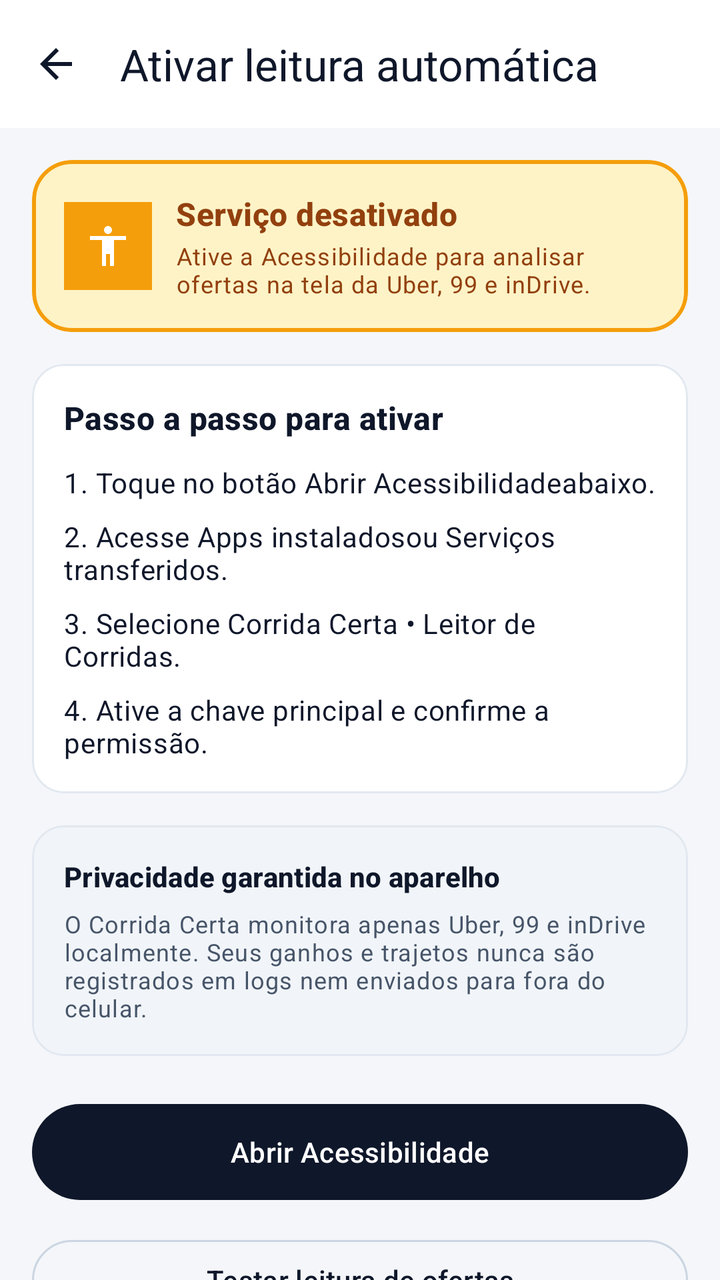
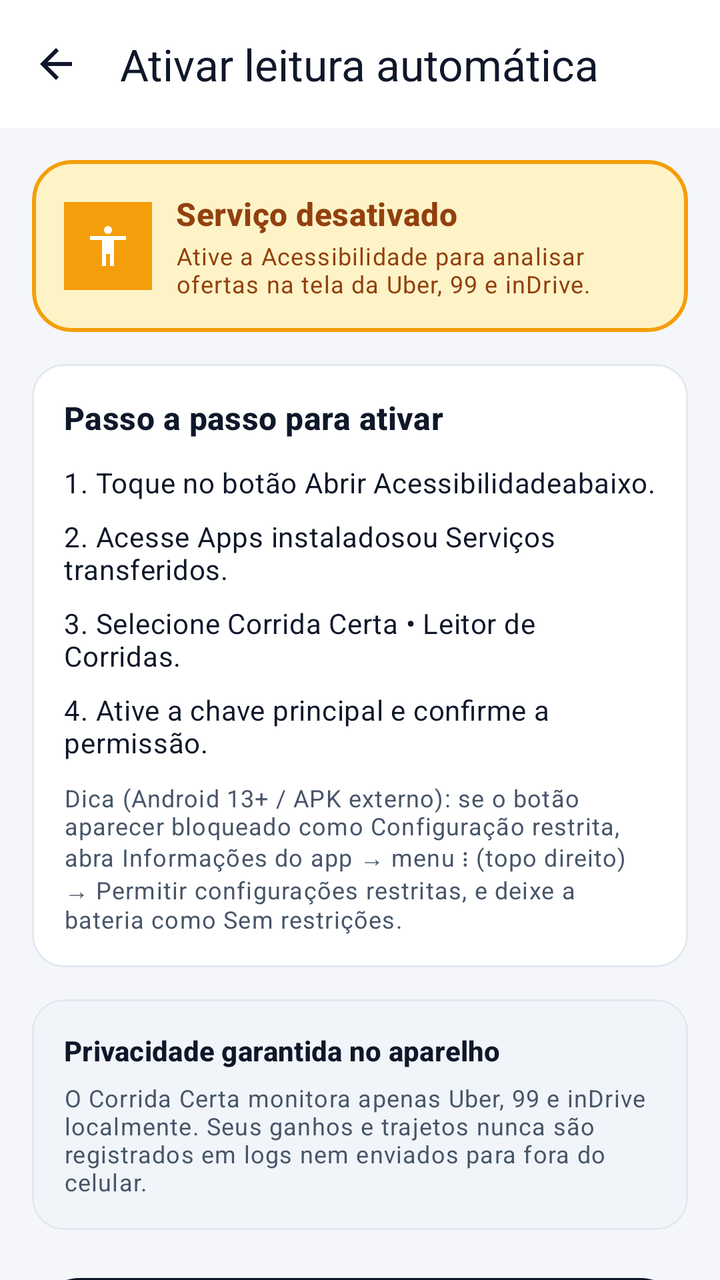

An Android layout rendered at two revisions. The XML below is the earlier revision; the diff shows what the commit changed to produce the second picture.
<!-- AndroidManifest.xml: activity theme Theme.RotaPro -->
<!-- res/layout/activity_accessibility_guide.xml -->
<?xml version="1.0" encoding="utf-8"?>
<androidx.coordinatorlayout.widget.CoordinatorLayout xmlns:android="http://schemas.android.com/apk/res/android"
    xmlns:app="http://schemas.android.com/apk/res-auto"
    xmlns:tools="http://schemas.android.com/tools"
    android:layout_width="match_parent"
    android:layout_height="match_parent"
    android:background="@color/md_theme_background"
    tools:context=".ui.AccessibilityGuideActivity">

    <LinearLayout
        android:id="@+id/guideContainer"
        android:layout_width="match_parent"
        android:layout_height="match_parent"
        android:orientation="vertical">

        <com.google.android.material.appbar.MaterialToolbar
            android:id="@+id/toolbarGuide"
            android:layout_width="match_parent"
            android:layout_height="?attr/actionBarSize"
            android:background="@color/md_theme_surface"
            app:navigationContentDescription="@string/cd_back_button"
            app:navigationIcon="@drawable/ic_arrow_back"
            app:navigationIconTint="@color/md_theme_onSurface"
            app:title="@string/accessibility_guide_title"
            app:titleTextColor="@color/md_theme_onSurface" />

        <androidx.core.widget.NestedScrollView
            android:layout_width="match_parent"
            android:layout_height="0dp"
            android:layout_weight="1"
            android:clipToPadding="false"
            android:fillViewport="true">

            <LinearLayout
                android:id="@+id/guideScrollContent"
                android:layout_width="match_parent"
                android:layout_height="wrap_content"
                android:orientation="vertical"
                android:padding="16dp">

                
                <com.google.android.material.card.MaterialCardView
                    android:id="@+id/cardAccessibilityStatus"
                    android:layout_width="match_parent"
                    android:layout_height="wrap_content"
                    android:layout_marginBottom="16dp"
                    app:cardBackgroundColor="@color/verdict_caution_bg"
                    app:cardCornerRadius="20dp"
                    app:cardElevation="0dp"
                    app:strokeColor="@color/verdict_caution_accent"
                    app:strokeWidth="2dp">

                    <LinearLayout
                        android:layout_width="match_parent"
                        android:layout_height="wrap_content"
                        android:gravity="center_vertical"
                        android:orientation="horizontal"
                        android:padding="16dp">

                        <FrameLayout
                            android:id="@+id/iconGuideStatusContainer"
                            android:layout_width="44dp"
                            android:layout_height="44dp"
                            android:background="@color/verdict_caution_accent">

                            <ImageView
                                android:id="@+id/ivGuideStatusIcon"
                                android:layout_width="24dp"
                                android:layout_height="24dp"
                                android:layout_gravity="center"
                                android:contentDescription="@string/cd_accessibility_icon"
                                android:src="@drawable/ic_accessibility" />
                        </FrameLayout>

                        <LinearLayout
                            android:layout_width="0dp"
                            android:layout_height="wrap_content"
                            android:layout_marginStart="12dp"
                            android:layout_weight="1"
                            android:orientation="vertical">

                            <TextView
                                android:id="@+id/tvGuideStatusTitle"
                                android:layout_width="wrap_content"
                                android:layout_height="wrap_content"
                                android:text="@string/accessibility_status_inactive"
                                android:textAppearance="@style/TextAppearance.Material3.TitleMedium"
                                android:textColor="@color/verdict_caution_text"
                                android:textStyle="bold" />

                            <TextView
                                android:id="@+id/tvGuideStatusDesc"
                                android:layout_width="wrap_content"
                                android:layout_height="wrap_content"
                                android:layout_marginTop="2dp"
                                android:text="@string/accessibility_status_inactive_desc"
                                android:textAppearance="@style/TextAppearance.Material3.BodySmall"
                                android:textColor="@color/verdict_caution_text" />
                        </LinearLayout>
                    </LinearLayout>
                </com.google.android.material.card.MaterialCardView>

                
                <com.google.android.material.card.MaterialCardView
                    android:layout_width="match_parent"
                    android:layout_height="wrap_content"
                    android:layout_marginBottom="16dp"
                    app:cardBackgroundColor="@color/md_theme_surface"
                    app:cardCornerRadius="16dp"
                    app:cardElevation="0dp"
                    app:strokeColor="@color/md_theme_outlineVariant"
                    app:strokeWidth="1dp">

                    <LinearLayout
                        android:layout_width="match_parent"
                        android:layout_height="wrap_content"
                        android:orientation="vertical"
                        android:padding="16dp">

                        <TextView
                            android:layout_width="wrap_content"
                            android:layout_height="wrap_content"
                            android:text="@string/accessibility_guide_steps_title"
                            android:textAppearance="@style/TextAppearance.Material3.TitleMedium"
                            android:textColor="@color/md_theme_onSurface"
                            android:textStyle="bold" />

                        <TextView
                            android:layout_width="match_parent"
                            android:layout_height="wrap_content"
                            android:layout_marginTop="12dp"
                            android:text="@string/accessibility_step_1"
                            android:textAppearance="@style/TextAppearance.Material3.BodyMedium"
                            android:textColor="@color/md_theme_onSurface" />

                        <TextView
                            android:layout_width="match_parent"
                            android:layout_height="wrap_content"
                            android:layout_marginTop="8dp"
                            android:text="@string/accessibility_step_2"
                            android:textAppearance="@style/TextAppearance.Material3.BodyMedium"
                            android:textColor="@color/md_theme_onSurface" />

                        <TextView
                            android:layout_width="match_parent"
                            android:layout_height="wrap_content"
                            android:layout_marginTop="8dp"
                            android:text="@string/accessibility_step_3"
                            android:textAppearance="@style/TextAppearance.Material3.BodyMedium"
                            android:textColor="@color/md_theme_onSurface" />

                        <TextView
                            android:layout_width="match_parent"
                            android:layout_height="wrap_content"
                            android:layout_marginTop="8dp"
                            android:text="@string/accessibility_step_4"
                            android:textAppearance="@style/TextAppearance.Material3.BodyMedium"
                            android:textColor="@color/md_theme_onSurface" />
                    </LinearLayout>
                </com.google.android.material.card.MaterialCardView>

                
                <com.google.android.material.card.MaterialCardView
                    android:layout_width="match_parent"
                    android:layout_height="wrap_content"
                    android:layout_marginBottom="20dp"
                    app:cardBackgroundColor="@color/md_theme_surfaceVariant"
                    app:cardCornerRadius="16dp"
                    app:cardElevation="0dp">

                    <LinearLayout
                        android:layout_width="match_parent"
                        android:layout_height="wrap_content"
                        android:orientation="vertical"
                        android:padding="16dp">

                        <TextView
                            android:layout_width="wrap_content"
                            android:layout_height="wrap_content"
                            android:text="@string/accessibility_guide_privacy_title"
                            android:textAppearance="@style/TextAppearance.Material3.TitleSmall"
                            android:textColor="@color/md_theme_onSurface"
                            android:textStyle="bold" />

                        <TextView
                            android:layout_width="match_parent"
                            android:layout_height="wrap_content"
                            android:layout_marginTop="6dp"
                            android:text="@string/accessibility_guide_privacy_desc"
                            android:textAppearance="@style/TextAppearance.Material3.BodySmall"
                            android:textColor="@color/md_theme_onSurfaceVariant" />
                    </LinearLayout>
                </com.google.android.material.card.MaterialCardView>

                <com.google.android.material.button.MaterialButton
                    android:id="@+id/btnOpenAndroidAccessibility"
                    style="@style/Widget.Material3.Button"
                    android:layout_width="match_parent"
                    android:layout_height="56dp"
                    android:text="@string/action_open_android_accessibility" />

                <com.google.android.material.button.MaterialButton
                    android:id="@+id/btnOpenDiagnostic"
                    style="@style/Widget.Material3.Button.OutlinedButton"
                    android:layout_width="match_parent"
                    android:layout_height="48dp"
                    android:layout_marginTop="12dp"
                    android:text="@string/action_open_diagnostic" />

            </LinearLayout>
        </androidx.core.widget.NestedScrollView>
    </LinearLayout>

</androidx.coordinatorlayout.widget.CoordinatorLayout>
<!-- resources referenced by this layout -->
<resources>
  <color name="md_theme_background">#F4F6F9</color>
  <color name="md_theme_onSurface">#0F172A</color>
  <color name="md_theme_onSurfaceVariant">#475569</color>
  <color name="md_theme_outlineVariant">#E2E8F0</color>
  <color name="md_theme_surface">#FFFFFF</color>
  <color name="md_theme_surfaceVariant">#F1F5F9</color>
  <color name="verdict_caution_accent">#F59E0B</color>
  <color name="verdict_caution_bg">#FEF3C7</color>
  <color name="verdict_caution_text">#92400E</color>
  <!-- drawable ic_accessibility (drawable) -->
  <vector xmlns:android="http://schemas.android.com/apk/res/android"
      android:width="24dp"
      android:height="24dp"
      android:viewportWidth="24"
      android:viewportHeight="24">
      <path
          android:fillColor="#FFFFFFFF"
          android:pathData="M12,2c1.1,0 2,0.9 2,2s-0.9,2 -2,2 -2,-0.9 -2,-2 0.9,-2 2,-2zM21,9h-6v13h-2v-6h-2v6L9,22L9,9L3,9L3,7h18v2z" />
  </vector>
  <!-- drawable ic_arrow_back (drawable) -->
  <vector xmlns:android="http://schemas.android.com/apk/res/android"
      android:width="24dp"
      android:height="24dp"
      android:autoMirrored="true"
      android:viewportWidth="24"
      android:viewportHeight="24">
      <path
          android:fillColor="#FFFFFFFF"
          android:pathData="M20,11H7.83l5.59,-5.59L12,4l-8,8 8,8 1.41,-1.41L7.83,13H20v-2z" />
  </vector>
  <string name="accessibility_guide_privacy_desc">O Corrida Certa monitora apenas Uber, 99 e inDrive localmente. Seus ganhos e trajetos nunca são registrados em logs nem enviados para fora do celular.</string>
  <string name="accessibility_guide_privacy_title">Privacidade garantida no aparelho</string>
  <string name="accessibility_guide_steps_title">Passo a passo para ativar</string>
  <string name="accessibility_guide_title">Ativar leitura automática</string>
  <string name="accessibility_status_inactive">Serviço desativado</string>
  <string name="accessibility_status_inactive_desc">Ative a Acessibilidade para analisar ofertas na tela da Uber, 99 e inDrive.</string>
  <string name="accessibility_step_1">1. Toque no botão "Abrir Acessibilidade" abaixo.</string>
  <string name="accessibility_step_2">2. Acesse "Apps instalados" ou "Serviços transferidos".</string>
  <string name="accessibility_step_3">3. Selecione "Corrida Certa • Leitor de Corridas".</string>
  <string name="accessibility_step_4">4. Ative a chave principal e confirme a permissão.</string>
  <string name="action_open_android_accessibility">Abrir Acessibilidade</string>
  <string name="action_open_diagnostic">Testar leitura de ofertas</string>
  <string name="cd_accessibility_icon">Ícone do serviço de acessibilidade</string>
  <string name="cd_back_button">Voltar para a tela inicial</string>
  <color name="md_theme_primary">#0F172A</color>
  <color name="md_theme_onPrimary">#FFFFFF</color>
  <color name="md_theme_primaryContainer">#E2E8F0</color>
  <color name="md_theme_onPrimaryContainer">#0F172A</color>
  <color name="md_theme_secondary">#0284C7</color>
  <color name="md_theme_onSecondary">#FFFFFF</color>
  <color name="md_theme_secondaryContainer">#E0F2FE</color>
  <color name="md_theme_onSecondaryContainer">#075985</color>
  <color name="md_theme_outline">#CBD5E1</color>
  <!-- unchanged entries left out for length: 1 -->
</resources>

<!-- the commit's change to res/layout/activity_accessibility_guide.xml (unified diff, before → after) -->
@@ -156,6 +156,14 @@
                             android:text="@string/accessibility_step_4"
                             android:textAppearance="@style/TextAppearance.Material3.BodyMedium"
                             android:textColor="@color/md_theme_onSurface" />
+
+                        <TextView
+                            android:layout_width="match_parent"
+                            android:layout_height="wrap_content"
+                            android:layout_marginTop="10dp"
+                            android:text="@string/accessibility_step_5_restricted"
+                            android:textAppearance="@style/TextAppearance.Material3.BodySmall"
+                            android:textColor="@color/md_theme_onSurfaceVariant" />
                     </LinearLayout>
                 </com.google.android.material.card.MaterialCardView>
 
<!-- resource entries referenced after the edit -->
@@ -40,6 +40,7 @@
   <string name="accessibility_step_2">2. Acesse "Apps instalados" ou "Serviços transferidos".</string>
   <string name="accessibility_step_3">3. Selecione "Corrida Certa • Leitor de Corridas".</string>
   <string name="accessibility_step_4">4. Ative a chave principal e confirme a permissão.</string>
+  <string name="accessibility_step_5_restricted">Dica (Android 13+ / APK externo): se o botão aparecer bloqueado como "Configuração restrita", abra Informações do app → menu ⋮ (topo direito) → "Permitir configurações restritas", e deixe a bateria como "Sem restrições".</string>
   <string name="action_open_android_accessibility">Abrir Acessibilidade</string>
   <string name="action_open_diagnostic">Testar leitura de ofertas</string>
   <string name="cd_accessibility_icon">Ícone do serviço de acessibilidade</string>
